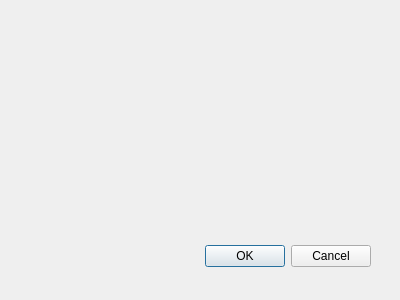
Above: programs/SciVis/widgets/marchingcubesscenedialog.ui from RicardoBusta/mestrado-bustamante before the change. Below: the same form after it.
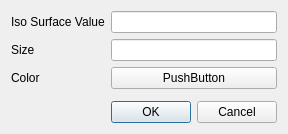
That is the form after the change.

Commit message: agora tem um widget pra escolher as opções do marching cube, sem ser hardcoded. :D

Diff of the .ui file:
```diff
--- a/programs/SciVis/widgets/marchingcubesscenedialog.ui
+++ b/programs/SciVis/widgets/marchingcubesscenedialog.ui
@@ -8,29 +8,83 @@
    <rect>
     <x>0</x>
     <y>0</y>
-    <width>400</width>
-    <height>300</height>
+    <width>263</width>
+    <height>128</height>
    </rect>
   </property>
   <property name="windowTitle">
    <string>Dialog</string>
   </property>
-  <widget name="buttonBox" class="QDialogButtonBox">
-   <property name="geometry">
-    <rect>
-     <x>30</x>
-     <y>240</y>
-     <width>341</width>
-     <height>32</height>
-    </rect>
+  <layout class="QFormLayout" name="formLayout">
+   <property name="fieldGrowthPolicy">
+    <enum>QFormLayout::AllNonFixedFieldsGrow</enum>
    </property>
-   <property name="orientation">
-    <enum>Qt::Horizontal</enum>
-   </property>
-   <property name="standardButtons">
-    <set>QDialogButtonBox::Cancel|QDialogButtonBox::Ok</set>
-   </property>
-  </widget>
+   <item row="0" column="0">
+    <widget class="QLabel" name="label">
+     <property name="text">
+      <string>Iso Surface Value</string>
+     </property>
+    </widget>
+   </item>
+   <item row="0" column="1">
+    <widget class="QLineEdit" name="iso_line">
+     <property name="text">
+      <string/>
+     </property>
+    </widget>
+   </item>
+   <item row="1" column="0">
+    <widget class="QLabel" name="label_2">
+     <property name="text">
+      <string>Size</string>
+     </property>
+    </widget>
+   </item>
+   <item row="3" column="0">
+    <spacer name="verticalSpacer">
+     <property name="orientation">
+      <enum>Qt::Vertical</enum>
+     </property>
+     <property name="sizeHint" stdset="0">
+      <size>
+       <width>20</width>
+       <height>40</height>
+      </size>
+     </property>
+    </spacer>
+   </item>
+   <item row="4" column="1">
+    <widget class="QDialogButtonBox" name="buttonBox">
+     <property name="orientation">
+      <enum>Qt::Horizontal</enum>
+     </property>
+     <property name="standardButtons">
+      <set>QDialogButtonBox::Cancel|QDialogButtonBox::Ok</set>
+     </property>
+    </widget>
+   </item>
+   <item row="1" column="1">
+    <widget class="QLineEdit" name="size_line">
+     <property name="text">
+      <string/>
+     </property>
+    </widget>
+   </item>
+   <item row="2" column="0">
+    <widget class="QLabel" name="label_3">
+     <property name="text">
+      <string>Color</string>
+     </property>
+    </widget>
+   </item>
+   <item row="2" column="1">
+    <widget class="QPushButton" name="color_button">
+     <property name="text">
+      <string>PushButton</string>
+     </property>
+    </widget>
+   </item>
+  </layout>
  </widget>
  <pixmapfunction/>
  <resources/>
```
Left out of the diff: 10 changed lines with no effect on the pictures. The commit also changes 7 other files.
